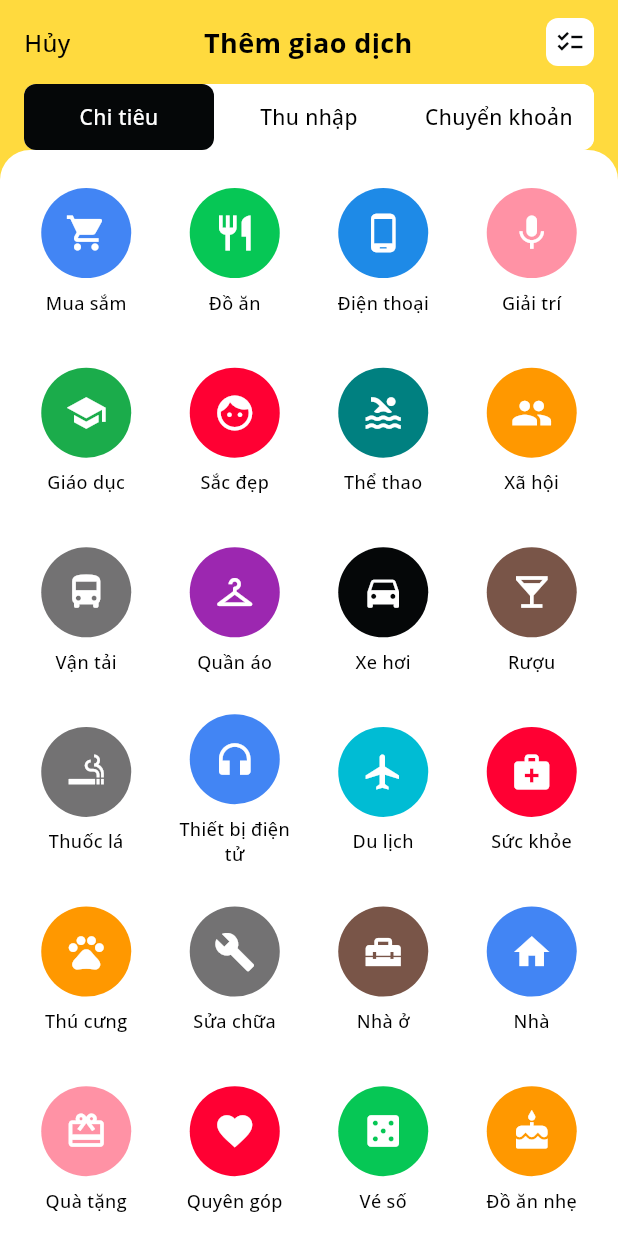
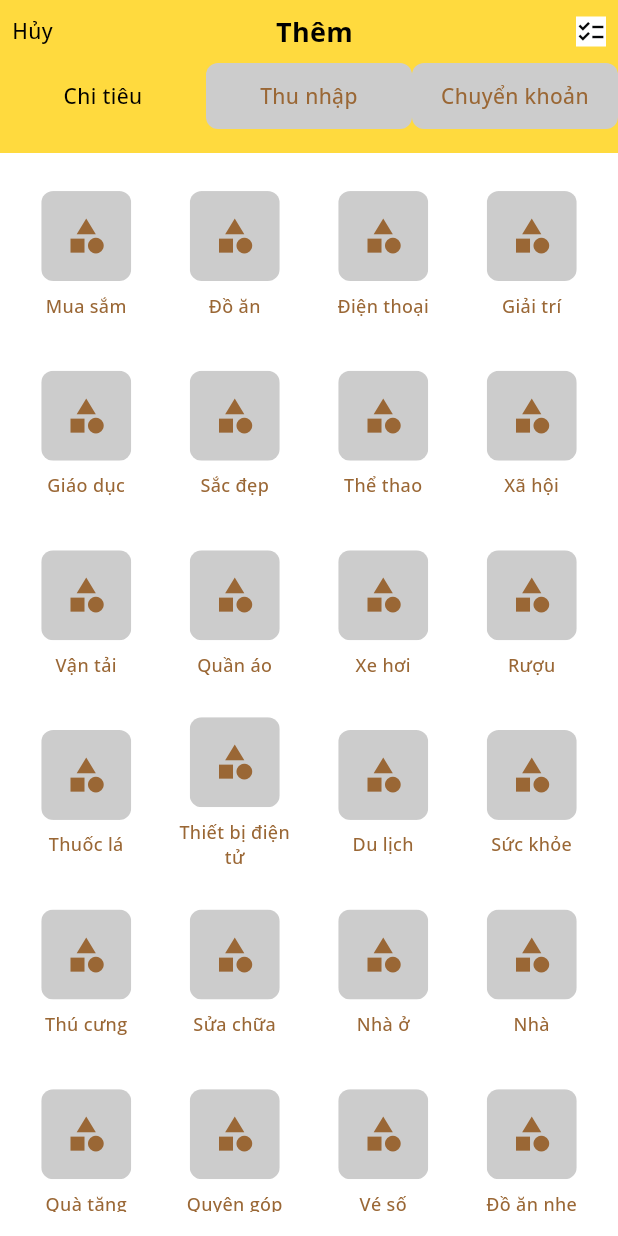
Before and after one commit to quocdat2806/kmonie, a Flutter app: the AddTransactionPageChild screen opened directly, on a phone screen of 412 x 824 dp. Run offline on Flutter 3.47's test engine with Material 3 defaults, Android fonts, the phone set to English and light mode, and no system bars; our stand-ins replace bloc, bloc_concurrency, dartz, device_info_plus, dio, equatable and 9 more; accounts and stored records are empty.

Commit message:
refactor : code add transaction page

```diff
--- a/lib/core/constants/text_constants.dart
+++ b/lib/core/constants/text_constants.dart
@@ -2,7 +2,7 @@ class TextConstants {
   TextConstants._();
 
   // Add Transaction Page
-  static const String addTransactionTitle = 'Thêm giao dịch';
+  static const String addTransactionTitle = 'Thêm';
   static const String cancelButtonText = 'Hủy';
   static const String settingsButtonText = 'Cài đặt';
 
--- a/lib/core/constants/transaction_constants.dart
+++ b/lib/core/constants/transaction_constants.dart
@@ -1,5 +1,3 @@
-import 'package:flutter/material.dart';
-import 'package:kmonie/core/constants/color_constants.dart';
 import 'package:kmonie/core/enums/transaction_type.dart';
 
 class TransactionConstants {
@@ -10,20 +8,5 @@ class TransactionConstants {
 
   static const TransactionType defaultTransactionType = TransactionType.expense;
 
-  static const Map<String, Color> categoryColors = {
-    'blue': AppColors.blue,
-    'green': AppColors.green,
-    'secondary': AppColors.secondary,
-    'pink': AppColors.pink,
-    'primary': AppColors.primary,
-    'red': AppColors.red,
-    'teal': AppColors.teal,
-    'orange': AppColors.orange,
-    'grey': AppColors.grey,
-    'purple': AppColors.purple,
-    'black': AppColors.black,
-    'brown': AppColors.brown,
-    'cyan': AppColors.cyan,
-    'yellow': AppColors.yellow,
-  };
+  // Removed categoryColors; UI now uses a unified color scheme per selection state.
 }
--- a/lib/entities/transaction_category.dart
+++ b/lib/entities/transaction_category.dart
@@ -1,51 +1,38 @@
-import 'package:flutter/material.dart';
-import 'package:freezed_annotation/freezed_annotation.dart';
-import 'package:kmonie/core/converters/color_converter.dart';
-import 'package:kmonie/core/converters/icon_data_converter.dart';
+import 'package:equatable/equatable.dart';
 
-part 'transaction_category.freezed.dart';
-part 'transaction_category.g.dart';
+class TransactionCategory extends Equatable {
+  const TransactionCategory({
+    required this.id,
+    required this.title,
+    required this.image,
+  });
 
-@freezed
-class TransactionCategory with _$TransactionCategory {
-  const factory TransactionCategory({
-    required String id,
-    required String name,
-    @IconDataConverter() required IconData icon,
-    @ColorConverter() required Color color,
-    @Default('') String description,
-  }) = _TransactionCategory;
+  final String id;
+  final String title;
+  final String image;
 
-  factory TransactionCategory.fromJson(Map<String, dynamic> json) =>
-      _$TransactionCategoryFromJson(json);
-}
+  TransactionCategory copyWith({String? id, String? title, String? image}) {
+    return TransactionCategory(
+      id: id ?? this.id,
+      title: title ?? this.title,
+      image: image ?? this.image,
+    );
+  }
 
-extension TransactionCategoryJson on TransactionCategory {
-  Map<String, dynamic> toJsonWithIconAndColor() => {
-    'id': id,
-    'name': name,
-    'iconCodePoint': icon.codePoint,
-    'iconFontFamily': icon.fontFamily,
-    'iconFontPackage': icon.fontPackage,
-    'colorValue': color.toARGB32(),
-    'description': description,
-  };
-}
-
-class TransactionCategoryHelper {
-  static TransactionCategory fromJsonWithIconAndColor(
-    Map<String, dynamic> json,
-  ) {
+  factory TransactionCategory.fromJson(Map<String, dynamic> json) {
     return TransactionCategory(
       id: json['id'] as String,
-      name: json['name'] as String,
-      icon: IconData(
-        json['iconCodePoint'] as int,
-        fontFamily: json['iconFontFamily'] as String?,
-        fontPackage: json['iconFontPackage'] as String?,
-      ),
-      color: Color(json['colorValue'] as int),
-      description: json['description'] as String? ?? '',
+      title: json['title'] as String,
+      image: json['image'] as String? ?? '',
     );
   }
+
+  Map<String, dynamic> toJson() => <String, dynamic>{
+    'id': id,
+    'title': title,
+    'image': image,
+  };
+
+  @override
+  List<Object?> get props => <Object?>[id, title, image];
 }
--- a/lib/presentation/bloc/add_transaction/add_transaction_bloc.dart
+++ b/lib/presentation/bloc/add_transaction/add_transaction_bloc.dart
@@ -1,17 +1,19 @@
 import 'package:bloc/bloc.dart';
-import 'package:freezed_annotation/freezed_annotation.dart';
+import 'package:equatable/equatable.dart';
 import 'package:kmonie/core/enums/transaction_type.dart';
 
 part 'add_transaction_event.dart';
 part 'add_transaction_state.dart';
-part 'add_transaction_bloc.freezed.dart';
 
 class AddTransactionBloc
     extends Bloc<AddTransactionEvent, AddTransactionState> {
-  AddTransactionBloc() : super(const AddTransactionState.initial()) {
-    on<AddTransactionEvent>((event, emit) {
-      event.when(switchTab: (index) => _onSwitchTab(index, emit));
-    });
+  AddTransactionBloc() : super(const AddTransactionState()) {
+    on<AddTransactionSwitchTab>(
+      (event, emit) => _onSwitchTab(event.index, emit),
+    );
+    on<AddTransactionCategoryChanged>(
+      (event, emit) => _onCategoryChanged(event.type, event.categoryId, emit),
+    );
   }
 
   void _onSwitchTab(int index, Emitter<AddTransactionState> emit) {
@@ -21,6 +23,18 @@ class AddTransactionBloc
 
     if (index == state.selectedIndex) return;
 
-    emit(AddTransactionState.loaded(selectedIndex: index));
+    emit(state.copyWith(selectedIndex: index));
+  }
+
+  void _onCategoryChanged(
+    TransactionType type,
+    String categoryId,
+    Emitter<AddTransactionState> emit,
+  ) {
+    final next = Map<TransactionType, String?>.from(
+      state.selectedCategoriesByType,
+    );
+    next[type] = categoryId;
+    emit(state.copyWith(selectedCategoriesByType: next));
   }
 }
--- a/lib/presentation/bloc/add_transaction/add_transaction_event.dart
+++ b/lib/presentation/bloc/add_transaction/add_transaction_event.dart
@@ -1,7 +1,26 @@
 part of 'add_transaction_bloc.dart';
 
-@freezed
-class AddTransactionEvent with _$AddTransactionEvent {
-  const factory AddTransactionEvent.switchTab(int index) =
-      AddTransactionSwitchTab;
+abstract class AddTransactionEvent extends Equatable {
+  const AddTransactionEvent();
 }
+
+class AddTransactionSwitchTab extends AddTransactionEvent {
+  const AddTransactionSwitchTab(this.index);
+  final int index;
+
+  @override
+  List<Object?> get props => <Object?>[index];
+}
+
+class AddTransactionCategoryChanged extends AddTransactionEvent {
+  const AddTransactionCategoryChanged({
+    required this.type,
+    required this.categoryId,
+  });
+
+  final TransactionType type;
+  final String categoryId;
+
+  @override
+  List<Object?> get props => <Object?>[type, categoryId];
+}
--- a/lib/presentation/bloc/add_transaction/add_transaction_state.dart
+++ b/lib/presentation/bloc/add_transaction/add_transaction_state.dart
@@ -1,20 +1,39 @@
 part of 'add_transaction_bloc.dart';
 
-@freezed
-class AddTransactionState with _$AddTransactionState {
-  const factory AddTransactionState.initial({@Default(0) int selectedIndex}) =
-      _Initial;
+class AddTransactionState extends Equatable {
+  const AddTransactionState({
+    this.selectedIndex = 0,
+    this.selectedCategoriesByType = const <TransactionType, String?>{},
+    this.message,
+  });
 
-  const factory AddTransactionState.loaded({@Default(0) int selectedIndex}) =
-      _Loaded;
+  final int selectedIndex;
+  final Map<TransactionType, String?> selectedCategoriesByType;
+  final String? message; // used when error
 
-  const factory AddTransactionState.error({
-    @Default(0) int selectedIndex,
-    required String message,
-  }) = _Error;
-}
+  AddTransactionState copyWith({
+    int? selectedIndex,
+    Map<TransactionType, String?>? selectedCategoriesByType,
+    String? message,
+  }) {
+    return AddTransactionState(
+      selectedIndex: selectedIndex ?? this.selectedIndex,
+      selectedCategoriesByType:
+          selectedCategoriesByType ?? this.selectedCategoriesByType,
+      message: message ?? this.message,
+    );
+  }
 
-extension AddTransactionStateX on AddTransactionState {
   TransactionType get currentTransactionType =>
       TransactionType.fromIndex(selectedIndex);
+
+  String? selectedCategoryForType(TransactionType type) =>
+      selectedCategoriesByType[type];
+
+  @override
+  List<Object?> get props => <Object?>[
+    selectedIndex,
+    selectedCategoriesByType,
+    message,
+  ];
 }
--- a/lib/presentation/pages/add_transaction/add_transaction_page.dart
+++ b/lib/presentation/pages/add_transaction/add_transaction_page.dart
@@ -24,28 +24,21 @@ class AddTransactionPageChild extends StatelessWidget {
 
   @override
   Widget build(BuildContext context) {
-    return Scaffold(
+    return const Scaffold(
       backgroundColor: AppColors.yellow,
       body: SafeArea(
         child: Column(
           children: [
-            const AddTransactionHeader(),
-            const AddTransactionTabBar(),
+            AddTransactionHeader(),
+            AddTransactionTabBar(),
+            SizedBox(height: UIConstants.defaultPadding),
             Expanded(
-              child: Container(
-                width: double.infinity,
-                decoration: const BoxDecoration(
-                  color: AppColors.white,
-                  borderRadius: BorderRadius.only(
-                    topLeft: Radius.circular(
-                      UIConstants.extraLargeBorderRadius,
-                    ),
-                    topRight: Radius.circular(
-                      UIConstants.extraLargeBorderRadius,
-                    ),
-                  ),
+              child: ColoredBox(
+                color: AppColors.white,
+                child: SizedBox(
+                  width: double.infinity,
+                  child: AddTransactionCategoryGrid(),
                 ),
-                child: const AddTransactionCategoryGrid(),
               ),
             ),
           ],
--- a/lib/presentation/pages/add_transaction/widgets/add_transaction_category_grid.dart
+++ b/lib/presentation/pages/add_transaction/widgets/add_transaction_category_grid.dart
@@ -15,19 +15,22 @@ class AddTransactionCategoryGrid extends StatelessWidget {
   Widget build(BuildContext context) {
     return BlocBuilder<AddTransactionBloc, AddTransactionState>(
       builder: (context, state) {
-        return state.when(
-          initial: (selectedIndex) => _buildCategoryGrid(selectedIndex),
-          loaded: (selectedIndex) => _buildCategoryGrid(selectedIndex),
-          error: (selectedIndex, message) => _buildErrorWidget(message),
-        );
+        if (state.message != null && state.message!.isNotEmpty) {
+          return _buildErrorWidget(state.message!);
+        }
+        return _buildCategoryGrid(context, state.selectedIndex);
       },
     );
   }
 
-  Widget _buildCategoryGrid(int selectedIndex) {
+  Widget _buildCategoryGrid(BuildContext context, int selectedIndex) {
     final transactionType = TransactionType.fromIndex(selectedIndex);
     final categories = TransactionCategoryService.getCategories(
       transactionType,
+    );
+    final String? selectedId = context.select<AddTransactionBloc, String?>(
+      (AddTransactionBloc b) =>
+          b.state.selectedCategoryForType(transactionType),
     );
 
     return Padding(
@@ -42,7 +45,13 @@ class AddTransactionCategoryGrid extends StatelessWidget {
         itemCount: categories.length,
         itemBuilder: (context, index) {
           final category = categories[index];
-          return _buildCategoryItem(category);
+          final bool isSelected = category.id == selectedId;
+          return _buildCategoryItem(
+            context: context,
+            category: category,
+            transactionType: transactionType,
+            isSelected: isSelected,
+          );
         },
       ),
     );
@@ -69,32 +78,62 @@ class AddTransactionCategoryGrid extends StatelessWidget {
     );
   }
 
-  Widget _buildCategoryItem(TransactionCategory category) {
-    return Column(
+  Widget _buildCategoryItem({
+    required BuildContext context,
+    required TransactionCategory category,
+    required TransactionType transactionType,
+    required bool isSelected,
+  }) {
+    final Color backgroundColor = isSelected
+        ? AppColors.yellow
+        : AppColors.neutralGray200;
+    final Color iconColor = isSelected
+        ? AppColors.black
+        : AppColors.earthyBrown;
+
+    return GestureDetector(
+      onTap: () {
+        context.read<AddTransactionBloc>().add(
+          AddTransactionCategoryChanged(
+            type: transactionType,
+            categoryId: category.id,
+          ),
+        );
+      },
+      child: Column(
         mainAxisAlignment: MainAxisAlignment.center,
         children: [
-        Container(
+          ClipRRect(
+            borderRadius: BorderRadius.circular(
+              UIConstants.defaultBorderRadius,
+            ),
+            child: ColoredBox(
+              color: backgroundColor,
+              child: SizedBox(
                 width: UIConstants.largeContainerSize,
                 height: UIConstants.largeContainerSize,
-          decoration: BoxDecoration(
-            color: category.color,
-            shape: BoxShape.circle,
+                child: Icon(
+                  Icons.category,
+                  color: iconColor,
+                  size: UIConstants.largeIconSize,
                 ),
-          child: Icon(
-            category.icon,
-            color: AppColors.white,
-            size: UIConstants.largeIconSize,
+              ),
             ),
           ),
           const SizedBox(height: UIConstants.smallSpacing),
           Text(
-          category.name,
+            category.title,
             textAlign: TextAlign.center,
-          style: AppTextStyle.blackS12Medium,
+            style: isSelected
+                ? AppTextStyle.blackS12Medium
+                : AppTextStyle.blackS12Medium.copyWith(
+                    color: AppColors.earthyBrown,
+                  ),
             maxLines: UIConstants.defaultMaxLines,
             overflow: TextOverflow.ellipsis,
           ),
         ],
+      ),
     );
   }
 }
--- a/lib/presentation/pages/add_transaction/widgets/add_transaction_header.dart
+++ b/lib/presentation/pages/add_transaction/widgets/add_transaction_header.dart
@@ -10,11 +10,8 @@ class AddTransactionHeader extends StatelessWidget {
 
   @override
   Widget build(BuildContext context) {
-    return Container(
-      padding: const EdgeInsets.symmetric(
-        horizontal: UIConstants.defaultPadding,
-        vertical: UIConstants.smallPadding + UIConstants.extraSmallSpacing,
-      ),
+    return Padding(
+      padding: const EdgeInsets.all(8.0),
       child: Row(
         mainAxisAlignment: MainAxisAlignment.spaceBetween,
         children: [
@@ -22,23 +19,16 @@ class AddTransactionHeader extends StatelessWidget {
             onTap: () => _handleCancel(context),
             child: Text(
               TextConstants.cancelButtonText,
-              style: AppTextStyle.blackS16Medium,
+              style: AppTextStyle.blackS14Medium,
             ),
           ),
           Text(
             TextConstants.addTransactionTitle,
             style: AppTextStyle.blackS18Bold,
           ),
-          Container(
-            width: UIConstants.smallContainerSize,
-            height: UIConstants.smallContainerSize,
-            decoration: BoxDecoration(
-              color: AppColors.white,
-              borderRadius: BorderRadius.circular(
-                UIConstants.defaultBorderRadius,
-              ),
-            ),
-            child: const Icon(
+          const ColoredBox(
+            color: AppColors.white,
+            child: Icon(
               Icons.checklist,
               color: AppColors.black,
               size: UIConstants.defaultIconSize,
--- a/lib/presentation/pages/add_transaction/widgets/add_transaction_tab_bar.dart
+++ b/lib/presentation/pages/add_transaction/widgets/add_transaction_tab_bar.dart
@@ -13,27 +13,13 @@ class AddTransactionTabBar extends StatelessWidget {
   @override
   Widget build(BuildContext context) {
     return BlocBuilder<AddTransactionBloc, AddTransactionState>(
-      builder: (context, state) {
-        return state.when(
-          initial: (selectedIndex) => _buildTabBar(selectedIndex),
-          loaded: (selectedIndex) => _buildTabBar(selectedIndex),
-          error: (selectedIndex, message) => _buildTabBar(selectedIndex),
-        );
-      },
+      builder: (context, state) => _buildTabBar(state.selectedIndex),
     );
   }
 
   Widget _buildTabBar(int selectedIndex) {
     return Builder(
-      builder: (context) => Container(
-        margin: const EdgeInsets.symmetric(
-          horizontal: UIConstants.defaultPadding,
-        ),
-        decoration: BoxDecoration(
-          color: AppColors.white,
-          borderRadius: BorderRadius.circular(UIConstants.defaultBorderRadius),
-        ),
-        child: Row(
+      builder: (context) => Row(
         children: TransactionConstants.transactionTypes
             .map(
               (transactionType) => _buildTab(
@@ -43,7 +29,6 @@ class AddTransactionTabBar extends StatelessWidget {
               ),
             )
             .toList(),
-        ),
       ),
     );
   }
@@ -59,25 +44,28 @@ class AddTransactionTabBar extends StatelessWidget {
       child: GestureDetector(
         onTap: () {
           context.read<AddTransactionBloc>().add(
-            AddTransactionEvent.switchTab(transactionType.typeIndex),
+            AddTransactionSwitchTab(transactionType.typeIndex),
           );
         },
-        child: Container(
+        child: ClipRRect(
+          borderRadius: BorderRadius.circular(UIConstants.defaultBorderRadius),
+          child: ColoredBox(
+            color: isSelected ? AppColors.yellow : AppColors.neutralGray200,
+            child: Padding(
               padding: const EdgeInsets.symmetric(
-            vertical: UIConstants.smallPadding + UIConstants.extraSmallSpacing,
-          ),
-          decoration: BoxDecoration(
-            color: isSelected ? AppColors.black : AppColors.white,
-            borderRadius: BorderRadius.circular(
-              UIConstants.defaultBorderRadius,
-            ),
+                vertical:
+                    UIConstants.smallPadding + UIConstants.extraSmallSpacing,
               ),
               child: Text(
                 transactionType.displayName,
                 textAlign: TextAlign.center,
                 style: isSelected
-                ? AppTextStyle.whiteS14Medium
-                : AppTextStyle.blackS14Medium,
+                    ? AppTextStyle.blackS14Medium
+                    : AppTextStyle.blackS14Medium.copyWith(
+                        color: AppColors.earthyBrown,
+                      ),
+              ),
+            ),
           ),
         ),
       ),
```
Also changed, not shown: lib/core/constants/transaction_category_constants.dart (+38 -165 lines), lib/core/services/transaction_category_service.dart (+3 -4 lines), lib/presentation/pages/main/main_page.dart (+6 -7 lines). Lines whose indentation alone changed are shown as unchanged.
